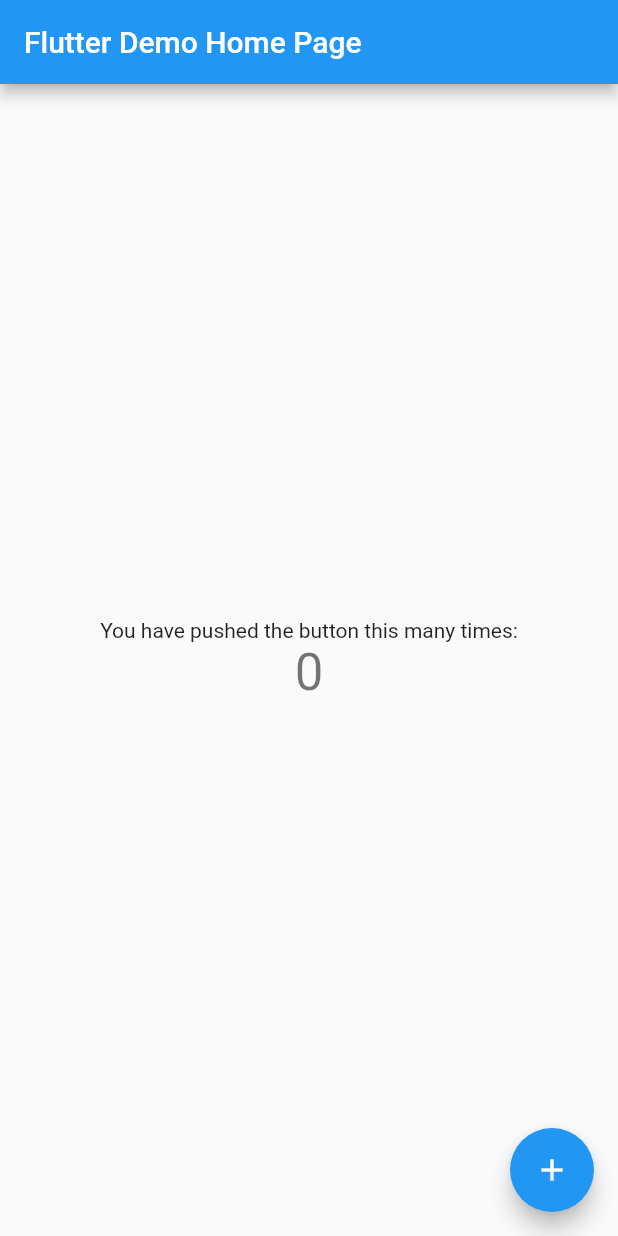
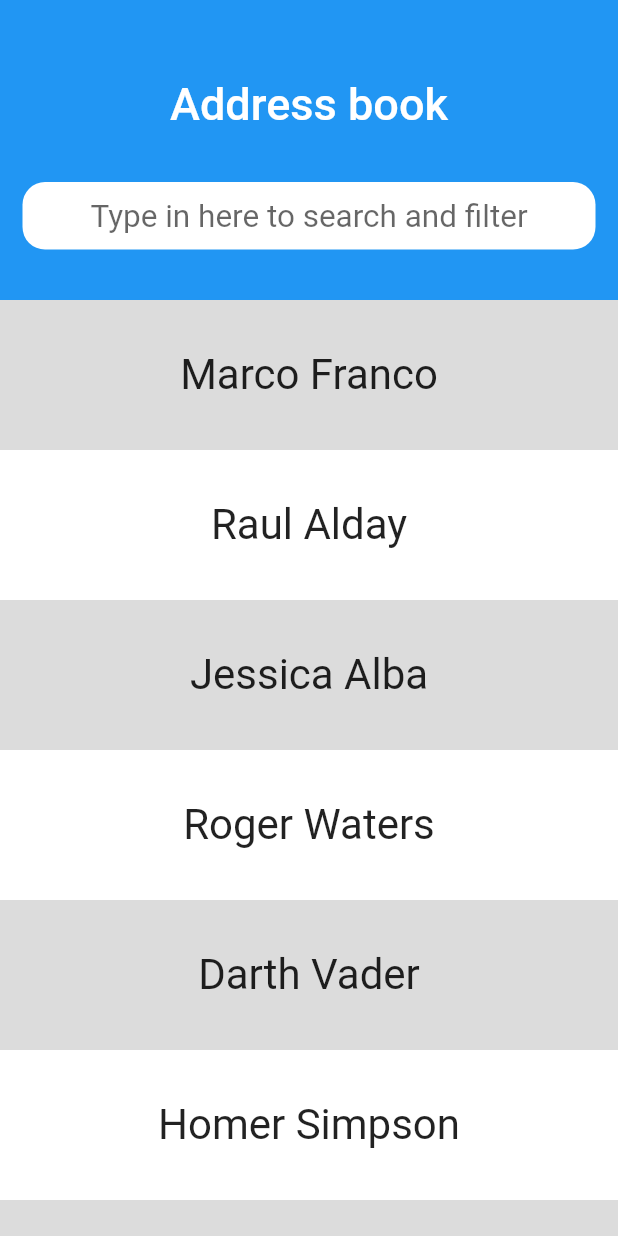
Before and after one commit to igonzarec/ikon_address_book, a Flutter app: the screen it shows after launch, on a phone screen of 412 x 824 dp. Run offline on Flutter 3.47's test engine with Material 2 defaults, Android fonts, the phone set to English and light mode, and no system bars.

Commit message:
Created directories and added a the search bar to the main screen

```diff
--- /dev/null
+++ b/lib/constants/constants.dart
@@ -0,0 +1,3 @@
+class Constants {
+  static const double contactNameScaleFactor = 2;
+}
--- a/lib/main.dart
+++ b/lib/main.dart
@@ -1,66 +1,23 @@
 import 'package:flutter/material.dart';
+import 'package:ikon_address_book/screens/group_view.dart';
+import 'package:ikon_address_book/services/contacts_service.dart';
 
 void main() {
   runApp(MyApp());
 }
 
 class MyApp extends StatelessWidget {
-  // This widget is the root of your application.
+  final ContactsService _contactsService = ContactsService();
+
   @override
   Widget build(BuildContext context) {
     return MaterialApp(
-      title: 'Flutter Demo',
+      debugShowCheckedModeBanner: false,
+      title: 'Ikon addres book',
       theme: ThemeData(
         primarySwatch: Colors.blue,
       ),
-      home: MyHomePage(title: 'Flutter Demo Home Page'),
+      home: GroupView(_contactsService.getContacts(), title: 'Flutter Demo Home Page'),
     );
   }
 }
-
-class MyHomePage extends StatefulWidget {
-  MyHomePage({Key key, this.title}) : super(key: key);
-
-  final String title;
-
-  @override
-  _MyHomePageState createState() => _MyHomePageState();
-}
-
-class _MyHomePageState extends State<MyHomePage> {
-  int _counter = 0;
-
-  void _incrementCounter() {
-    setState(() {
-      _counter++;
-    });
-  }
-
-  @override
-  Widget build(BuildContext context) {
-    return Scaffold(
-      appBar: AppBar(
-        title: Text(widget.title),
-      ),
-      body: Center(
-        child: Column(
-          mainAxisAlignment: MainAxisAlignment.center,
-          children: <Widget>[
-            Text(
-              'You have pushed the button this many times:',
-            ),
-            Text(
-              '$_counter',
-              style: Theme.of(context).textTheme.headline4,
-            ),
-          ],
-        ),
-      ),
-      floatingActionButton: FloatingActionButton(
-        onPressed: _incrementCounter,
-        tooltip: 'Increment',
-        child: Icon(Icons.add),
-      ), // This trailing comma makes auto-formatting nicer for build methods.
-    );
-  }
-}
--- /dev/null
+++ b/lib/screens/group_view.dart
@@ -0,0 +1,153 @@
+import 'package:flutter/cupertino.dart';
+import 'package:flutter/material.dart';
+import 'package:ikon_address_book/constants/constants.dart';
+
+class GroupView extends StatefulWidget {
+  GroupView(this._contactNames, {Key key, this.title}) : super(key: key);
+
+  final List<String> _contactNames;
+  final String title;
+
+  @override
+  _GroupViewState createState() => _GroupViewState();
+}
+
+class _GroupViewState extends State<GroupView> {
+  bool _isSearchActive = false;
+  Iterable<String> _suggestions;
+  String hintText = 'Type in here to search and filter';
+
+  @override
+  void initState() {
+    super.initState();
+  }
+
+  @override
+  Widget build(BuildContext context) {
+    return Scaffold(
+      body: CustomScrollView(
+        slivers: [
+          SliverAppBar(
+            floating: false,
+            pinned: true,
+            collapsedHeight: 100,
+            expandedHeight: 200,
+
+            flexibleSpace: FlexibleSpaceBar(
+              title: Container(
+                height: 100,
+                child: Column(
+                  mainAxisAlignment: MainAxisAlignment.spaceAround,
+                  children: [
+                    Text('Address book'),
+                    ConstrainedBox(
+                      constraints: BoxConstraints(
+                        minHeight: 30
+                      ),
+                      child: Container(
+                        margin: EdgeInsets.only(left: 10, right: 10),
+                        height: 30,
+                        child: FocusScope(
+                          onFocusChange: (value) {
+                            if (value == true) {
+                              setState(() {
+                                hintText = "";
+                              });
+                            }
+                          },
+                          child: TextField(
+                            cursorHeight: 18,
+                            style: TextStyle(
+                              fontSize: 14,
+                            ),
+                            textAlign: TextAlign.center,
+                            textAlignVertical: TextAlignVertical.center,
+                            maxLength: 30,
+                            decoration: InputDecoration(
+                              hintText: hintText,
+                              labelStyle: TextStyle(),
+                              filled: true,
+                              fillColor: Colors.white,
+                              focusColor: Colors.white,
+                              enabledBorder: OutlineInputBorder(
+                                  borderRadius: const BorderRadius.all(
+                                      Radius.circular(10.0)),
+                                  borderSide:
+                                      BorderSide(style: BorderStyle.none)),
+                              focusedBorder: OutlineInputBorder(
+                                  borderRadius: const BorderRadius.all(
+                                      Radius.circular(10.0)),
+                                  borderSide:
+                                      BorderSide(style: BorderStyle.none)),
+                              contentPadding: EdgeInsets.all(5),
+                              counterText: "",
+                            ),
+                            onTap: () {},
+                            onChanged: (input) {
+                              if (input.isNotEmpty) {
+                                setState(() {
+                                  _isSearchActive = true;
+                                });
+                              }
+                              setState(
+                                () {
+                                  _suggestions = widget._contactNames.where(
+                                    (contactName) {
+                                      return contactName
+                                          .toLowerCase()
+                                          .contains(input.toLowerCase());
+                                    },
+                                  );
+                                },
+                              );
+                            },
+                          ),
+                        ),
+                      ),
+                    ),
+                  ],
+                ),
+              ),
+              centerTitle: true,
+            ),
+          ),
+          !_isSearchActive
+              ? SliverList(
+                  delegate: SliverChildBuilderDelegate(
+                    (BuildContext context, int index) {
+                      return Container(
+                        //TODO: add proper format to this
+                        color: index.isOdd ? Colors.white : Colors.black12,
+                        height: 100.0,
+                        child: Center(
+                          child: Text('${widget._contactNames[index]}',
+                              textScaleFactor:
+                                  Constants.contactNameScaleFactor),
+                        ),
+                      );
+                    },
+                    childCount: widget._contactNames.length,
+                  ),
+                )
+              : SliverList(
+                  delegate: SliverChildBuilderDelegate(
+                    (BuildContext context, int index) {
+                      return Container(
+                        //TODO: add proper format to this
+                        color: index.isOdd ? Colors.white : Colors.black12,
+                        height: 100.0,
+                        child: Center(
+                          child: Text('${_suggestions.elementAt(index)}',
+                              textScaleFactor:
+                                  Constants.contactNameScaleFactor),
+                        ),
+                      );
+                    },
+                    childCount: _suggestions.length,
+                  ),
+                ),
+        ],
+      ),
+    );
+  }
+}
--- /dev/null
+++ b/lib/services/contacts_service.dart
@@ -0,0 +1,20 @@
+class ContactsService {
+  List<String> getContacts() {
+    final contacts = <String>[
+      'Marco Franco',
+      'Raul Alday',
+      'Jessica Alba',
+      'Roger Waters',
+      'Darth Vader',
+      'Homer Simpson',
+      'Bill Gates',
+      'Elon Musk',
+      'Enrique Peña',
+      'Angeles Rodriguez',
+      'Monica Alvarado',
+      'Estrella Fugaz',
+      'Juana Lopez',
+    ];
+    return contacts;
+  }
+}
```
